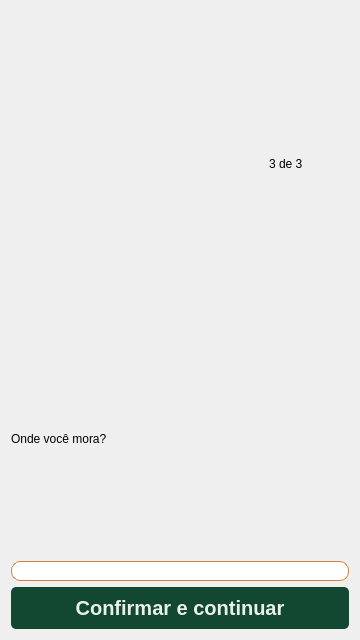
Old version of the form gui/FarmerLocation.ui in the repository pollyanasousa/projeto-interdisciplinar-ufrpe.
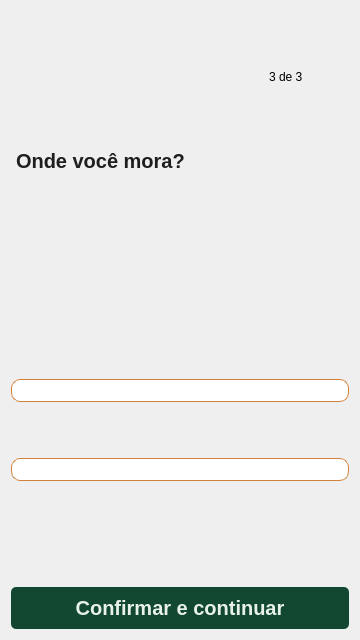
New version of the form. Icons and pictures are not drawn.

```diff
--- a/gui/FarmerLocation.ui
+++ b/gui/FarmerLocation.ui
@@ -49,7 +49,8 @@
 	color: #1E1E1E;
 	background-color: #FFFFFF;
 	border-radius: 9px;
-	font-size: 14px;
+	font-size: 16px;
+	margin-bottom:50px;
 }
 
 QLabel#welcome_label{
@@ -59,11 +60,12 @@
 	color:#124831;
 }
 
-QLabel#question_label{
+QLabel#code_sent_label{
 	font-family:&quot;Roboto Flex&quot;;
 	font-weight:600;
 	font-size:20px;
 	color: #1E1E1E;
+	margin-bottom:200px;
 }
 
 QLabel#code_label{
@@ -85,6 +87,15 @@
 	color:#124831;
 	background-color:#D6E6D4;
 	border-radius:9px;
+}
+
+QComboBox{
+	margin-bottom:100px;
+	background-color:#FFFFFF;
+	border: 1px solid #D2813A;
+	color: #1E1E1E;
+	border-radius: 9px;
+	font-size: 16px;
 }</string>
   </property>
   <layout class="QVBoxLayout" name="verticalLayout_2">
@@ -149,6 +160,9 @@
      <item>
       <widget class="QLineEdit" name="town_lineedit"/>
      </item>
+     <item>
+      <widget class="QComboBox" name="state_combobox"/>
+     </item>
      <item>
       <widget class="QPushButton" name="next_button">
        <property name="text">
```
